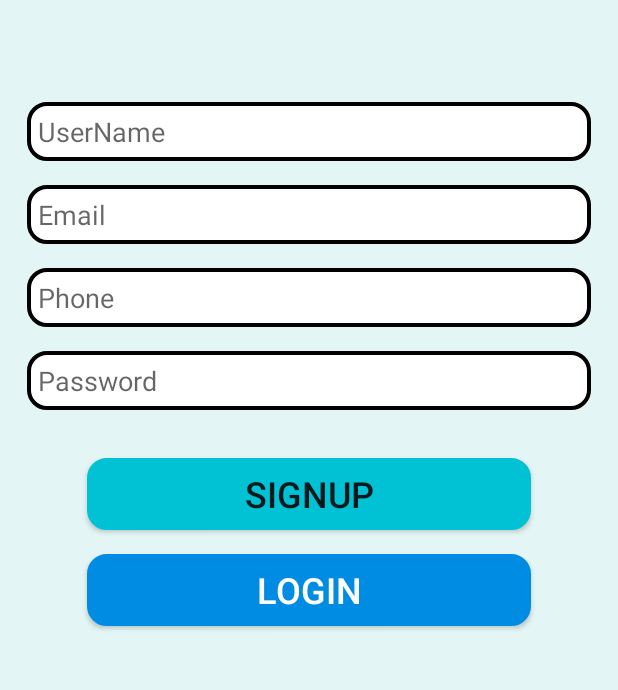
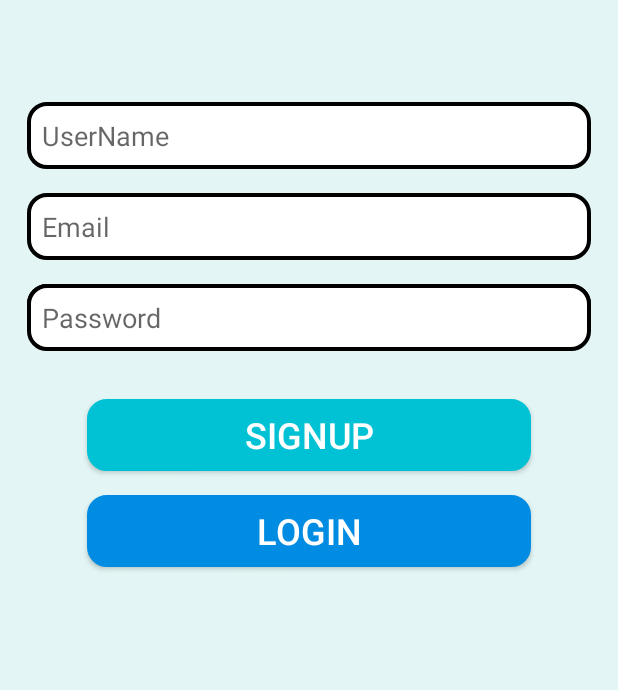
Before and after one commit to aman7056/Apna_College, an Android app: the layout activity_signup.xml on its own in the app's theme, with its tools: preview values and no code run, on a phone screen of 412 x 824 dp, the part 184-874 px from its top. Run offline under Robolectric (Android 15) with nearby library versions, the phone set to English and light mode, and no system bars.

Commit message:
day 3 part 1

```diff
--- a/app/src/main/res/layout/activity_main.xml
+++ b/app/src/main/res/layout/activity_main.xml
@@ -146,7 +146,7 @@
                     <ImageView
                         android:layout_width="match_parent"
                         android:layout_height="match_parent"
-                        android:src="@drawable/teacher" />
+                        android:src="@drawable/result" />
 
                 </androidx.cardview.widget.CardView>
 
--- a/app/src/main/res/layout/activity_signup.xml
+++ b/app/src/main/res/layout/activity_signup.xml
@@ -38,7 +38,7 @@
         android:ems="10"
         android:hint="Email"
         android:inputType="textEmailAddress"
-        android:padding="7dp"
+        android:padding="10dp"
         android:textSize="18sp"
         app:layout_constraintEnd_toEndOf="parent"
         app:layout_constraintHorizontal_bias="0.947"
@@ -56,7 +56,7 @@
         android:ems="10"
         android:hint="UserName"
         android:inputType="textPersonName"
-        android:padding="7dp"
+        android:padding="10dp"
         android:textSize="18sp"
         app:layout_constraintEnd_toEndOf="parent"
         app:layout_constraintHorizontal_bias="0.473"
@@ -109,12 +109,12 @@
         android:ems="10"
         android:hint="Password"
         android:inputType="textPassword"
-        android:padding="7dp"
+        android:padding="10dp"
         android:textSize="18sp"
         app:layout_constraintEnd_toEndOf="parent"
         app:layout_constraintHorizontal_bias="0.105"
         app:layout_constraintStart_toStartOf="parent"
-        app:layout_constraintTop_toBottomOf="@+id/Phone" />
+        app:layout_constraintTop_toBottomOf="@+id/Email" />
 
     <Button
         android:id="@+id/SignUp"
@@ -128,6 +128,7 @@
         android:padding="5dp"
         android:text="SignUp"
         android:textAlignment="center"
+        android:textColor="#FFFFFF"
         android:textSize="24sp"
         app:layout_constraintEnd_toEndOf="parent"
         app:layout_constraintHorizontal_bias="0.498"
```
Also changed, not shown: app/src/main/java/com/amati/apnacollege/MainActivity.java (+17 -5 lines), app/src/main/java/com/amati/apnacollege/Signup.java (+62 -8 lines).
